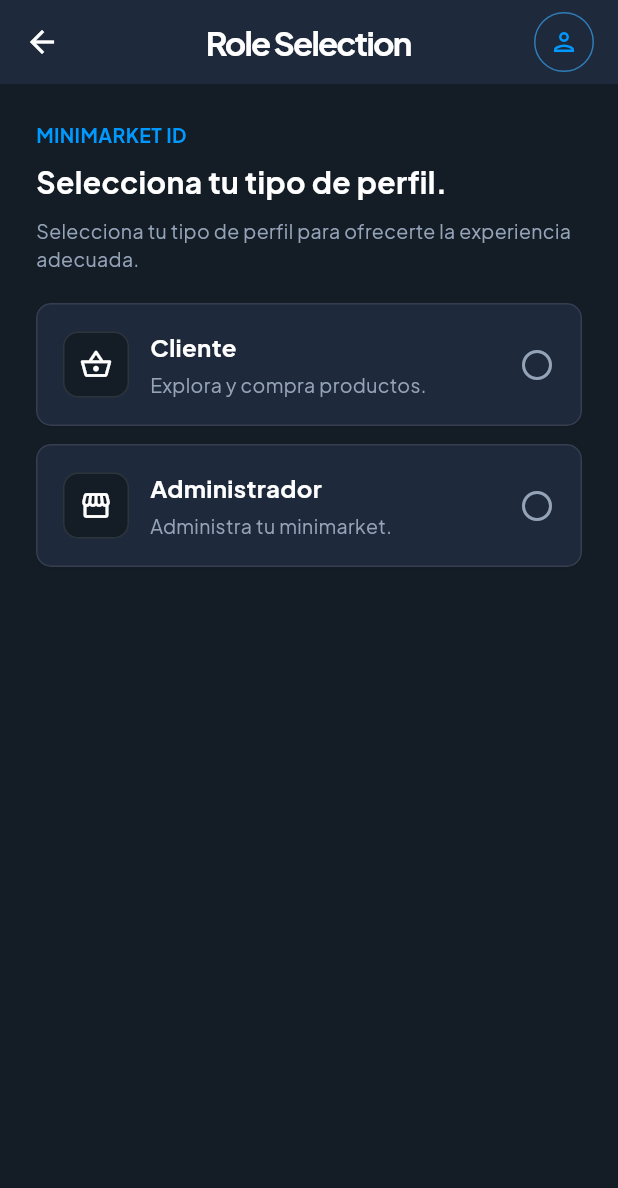
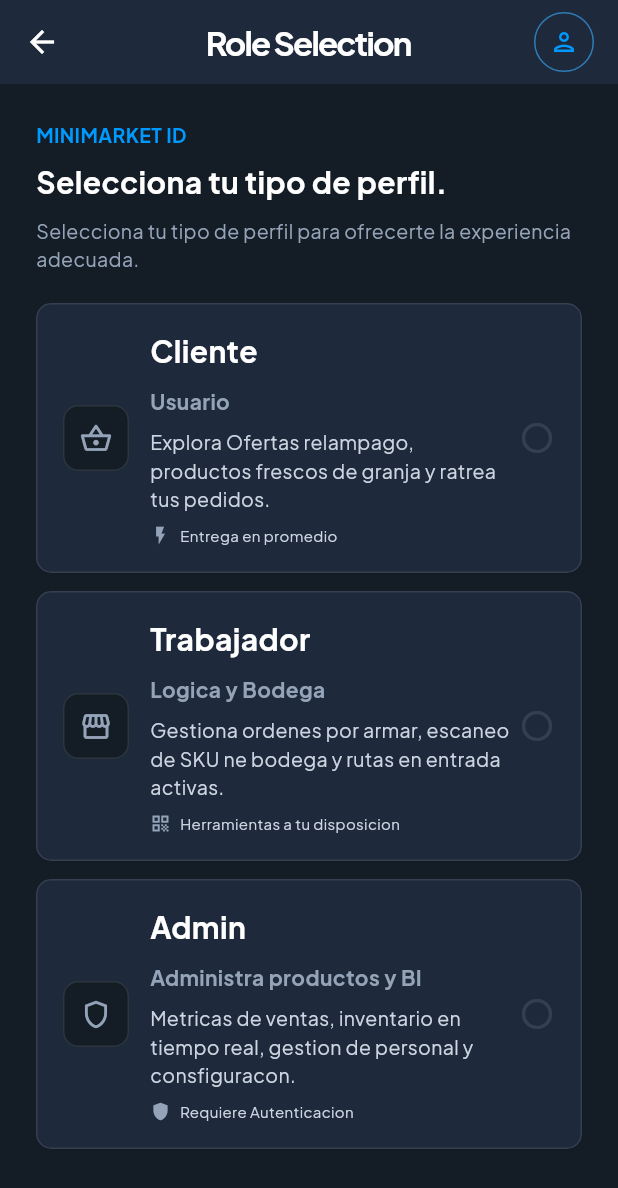
Before and after one commit to SamueloyOR/Minimarket-App, a Flutter app: the CreateUserScreen screen opened directly, on a phone screen of 412 x 824 dp. Shown: the top 1188 px of the screen. Run offline on Flutter 3.47's test engine with Material 3 defaults, Android fonts, the phone set to English and light mode, and no system bars; our stand-ins replace google_fonts.

```diff
--- a/lib/Screens/auth/create_user_screen.dart
+++ b/lib/Screens/auth/create_user_screen.dart
@@ -72,15 +72,30 @@ class _CreateUserScreenState extends State<CreateUserScreen> {
             const SizedBox(height: 20),
             _profileOption(
               profile: 'Cliente',
-              description: 'Explora y compra productos.',
+              profileDescription: "Usuario",
+              description: 'Explora Ofertas relampago, productos frescos de granja y ratrea tus pedidos.',
               icon: Icons.shopping_basket_outlined,
+              footerbar: "Entrega en promedio",
+              iconFooter: Icons.flash_on_outlined,
             ),
             const SizedBox(height: 12),
             _profileOption(
-              profile: 'Administrador',
-              description: 'Administra tu minimarket.',
+              profile: 'Trabajador',
+              profileDescription: 'Logica y Bodega',
+              description: 'Gestiona ordenes por armar, escaneo de SKU ne bodega y rutas en entrada activas.',
               icon: Icons.storefront_outlined,
+              footerbar: "Herramientas a tu disposicion",
+              iconFooter: Icons.qr_code_outlined
             ),
+            const SizedBox(height: 12),
+            _profileOption(
+              profile: "Admin",
+              profileDescription: "Administra productos y BI",
+              description: "Metricas de ventas, inventario en tiempo real, gestion de personal y consfiguracon.",
+              icon: Icons.shield_outlined,
+              footerbar: 'Requiere Autenticacion',
+              iconFooter: Icons.shield_sharp
+            )
           ],
         ),
       ),
@@ -89,20 +104,23 @@ class _CreateUserScreenState extends State<CreateUserScreen> {
 
   Widget _profileOption({
     required String profile,
+    required String profileDescription,
     required String description,
     required IconData icon,
+    required IconData iconFooter,
+    required String footerbar
   }) {
     final isSelected = _selectedProfile == profile;
     final cardShape = RoundedRectangleBorder(
       borderRadius: BorderRadius.circular(10),
       side: BorderSide(
         color: isSelected ? AppColors.primaryLight : AppColors.border,
-        width: isSelected ? 2 : 1,
+        width: isSelected ? 1 : 1,
       ),
     );
 
     return Card(
-      color: AppColors.inputBg,
+      color: isSelected ? AppColors.inputBg : AppColors.inputBg,
       elevation: isSelected ? 5 : 1,
       shadowColor: AppColors.shadow,
       margin: EdgeInsets.zero,
@@ -114,18 +132,36 @@ class _CreateUserScreenState extends State<CreateUserScreen> {
             _selectedProfile = profile;
           });
         },
-        child: Padding(
+        child: Stack(
+          children: <Widget>[
+            Positioned(
+              left: 0,
+              top: 0,
+              bottom: 0,
+              child: AnimatedContainer(
+                duration: const Duration(milliseconds: 200),
+                width: isSelected ? 5 : 0,
+                decoration: BoxDecoration(
+                  color: AppColors.primaryLight,
+                  borderRadius: const BorderRadius.only(
+                    topLeft: Radius.circular(10),
+                    bottomLeft: Radius.circular(10),
+                  ),
+                ),
+              ),
+            ),
+            Padding(
               padding: const EdgeInsets.all(18),
               child: Row(
                 children: <Widget>[
                   Container(
                     padding: const EdgeInsets.all(10),
                     decoration: BoxDecoration(
-                  color: isSelected ? AppColors.primary : AppColors.background,
+                      color: isSelected ? AppColors.background : AppColors.background,
                       borderRadius: BorderRadius.circular(10),
                       border: Border.all(color: AppColors.border),
                     ),
-                child: Icon(icon, size: 22, color: AppColors.textPrimary),
+                    child: Icon(icon, size: 22, color: isSelected ? AppColors.primaryLight : AppColors.textMuted ),
                   ),
                   const SizedBox(width: 14),
                   Expanded(
@@ -137,17 +173,47 @@ class _CreateUserScreenState extends State<CreateUserScreen> {
                           style: const TextStyle(
                             color: AppColors.textPrimary,
                             fontWeight: FontWeight.bold,
-                        fontSize: 16,
+                            fontSize: 20,
                           ),
                         ),
-                    const SizedBox(height: 4),
+                        const SizedBox(height: 8),
+                        Text(
+                          profileDescription,
+                          style: TextStyle(
+                            color: isSelected ? AppColors.primaryLight : AppColors.textMuted,
+                            fontSize: 14,
+                            fontWeight: FontWeight.bold
+                          ),
+                        ),
+                        const SizedBox(height: 8),
                         Text(
                           description,
                           style: const TextStyle(
-                        color: AppColors.textMuted,
+                            color: AppColors.textSecondary,
                             fontSize: 13,
                           ),
                         ),
+                        const SizedBox(height: 8),
+                        Row(
+                          children: <Widget>[
+                            Icon(
+                              iconFooter,
+                              size: 14,
+                              color: isSelected ? AppColors.primaryLight : AppColors.textMuted,
+                            ),
+                            const SizedBox(width: 6),
+                            Expanded(
+                              child: Text(
+                                footerbar,
+                                style: const TextStyle(
+                                  color: AppColors.textSecondary,
+                                  fontSize: 10,
+                                ),
+                              ),
+                            ),
+                          ],
+                        )
+
                       ],
                     ),
                   ),
@@ -155,10 +221,12 @@ class _CreateUserScreenState extends State<CreateUserScreen> {
                     isSelected ? Icons.check_circle : Icons.circle_outlined,
                     color: isSelected
                         ? AppColors.primaryLight
-                    : AppColors.textMuted,
+                        : AppColors.border,
                   ),
                 ],
               ),
+            ),
+          ],
         ),
       ),
     );
```
Also changed, not shown: image.png (added), 1 other file. Lines whose indentation alone changed are shown as unchanged.
